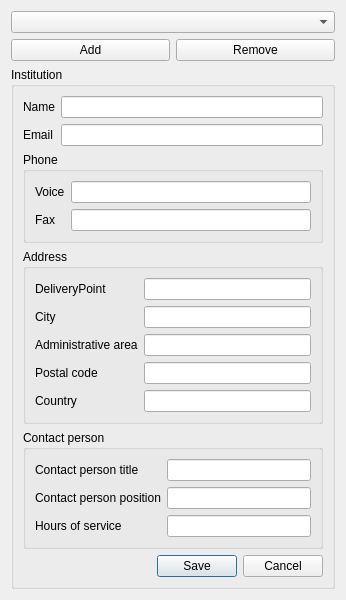
Qt form src/ui/ui_organization_editor.ui (nextgis/qgis_metatools) before a commit.
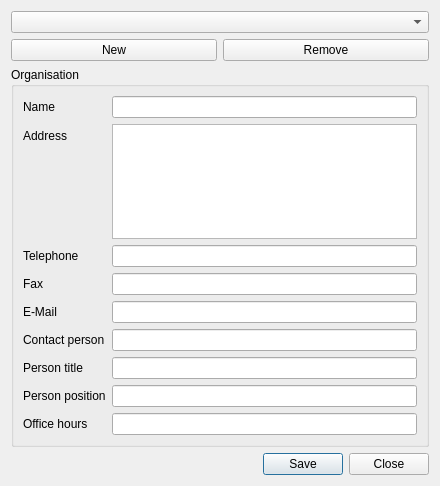
The same form after that commit.

Commit message: implement organization templates applying organization templates small fixes

```diff
--- a/src/ui/ui_organization_editor.ui
+++ b/src/ui/ui_organization_editor.ui
@@ -6,204 +6,142 @@
    <rect>
     <x>0</x>
     <y>0</y>
-    <width>346</width>
-    <height>598</height>
+    <width>440</width>
+    <height>486</height>
    </rect>
   </property>
   <property name="windowTitle">
    <string>Edit institution</string>
   </property>
-  <layout class="QGridLayout" name="gridLayout">
-   <item row="0" column="0" colspan="2">
-    <widget class="QComboBox" name="orgComboBox"/>
+  <layout class="QVBoxLayout" name="verticalLayout">
+   <item>
+    <widget class="QComboBox" name="cmbOrganization"/>
    </item>
-   <item row="1" column="0">
-    <widget class="QPushButton" name="addButton">
+   <item>
+    <layout class="QHBoxLayout" name="horizontalLayout">
+     <item>
+      <widget class="QPushButton" name="btnNew">
      <property name="text">
-      <string>Add</string>
+        <string>New</string>
      </property>
     </widget>
    </item>
-   <item row="1" column="1">
-    <widget class="QPushButton" name="removeButton">
+     <item>
+      <widget class="QPushButton" name="btnRemove">
      <property name="text">
       <string>Remove</string>
      </property>
     </widget>
    </item>
-   <item row="2" column="0" colspan="2">
-    <widget class="QGroupBox" name="orgGroupBox">
-     <property name="title">
-      <string>Institution</string>
-     </property>
-     <layout class="QGridLayout" name="gridLayout_3">
-      <item row="0" column="1">
-       <widget class="QLineEdit" name="nameLineEdit"/>
-      </item>
-      <item row="0" column="0">
-       <widget class="QLabel" name="nameLabel">
-        <property name="text">
-         <string>Name</string>
-        </property>
-        <property name="alignment">
-         <set>Qt::AlignRight|Qt::AlignTrailing|Qt::AlignVCenter</set>
-        </property>
-       </widget>
-      </item>
-      <item row="5" column="0" colspan="2">
-       <widget class="QDialogButtonBox" name="orgButtonBox">
-        <property name="orientation">
-         <enum>Qt::Horizontal</enum>
-        </property>
-        <property name="standardButtons">
-         <set>QDialogButtonBox::Cancel|QDialogButtonBox::Save</set>
-        </property>
-       </widget>
-      </item>
-      <item row="3" column="0" colspan="2">
-       <widget class="QGroupBox" name="addressGroupBox">
+    </layout>
+   </item>
+   <item>
+    <widget class="QGroupBox" name="groupBox">
         <property name="title">
-         <string>Address</string>
-        </property>
-        <layout class="QGridLayout" name="gridLayout_2">
+      <string>Organisation</string>
+     </property>
+     <layout class="QFormLayout" name="formLayout">
          <item row="0" column="0">
           <widget class="QLabel" name="label">
            <property name="text">
-            <string>DeliveryPoint</string>
+         <string>Name</string>
            </property>
           </widget>
          </item>
+      <item row="0" column="1">
+       <widget class="QLineEdit" name="leName"/>
+      </item>
          <item row="1" column="0">
           <widget class="QLabel" name="label_2">
            <property name="text">
-            <string>City</string>
+         <string>Address</string>
            </property>
           </widget>
          </item>
          <item row="1" column="1">
-          <widget class="QLineEdit" name="cityLineEdit"/>
-         </item>
-         <item row="0" column="1">
-          <widget class="QLineEdit" name="deliveryLineEdit"/>
-         </item>
-         <item row="2" column="1">
-          <widget class="QLineEdit" name="admLineEdit"/>
+       <widget class="QTextEdit" name="textAddress"/>
          </item>
          <item row="2" column="0">
           <widget class="QLabel" name="label_3">
            <property name="text">
-            <string>Administrative area</string>
-           </property>
-           <property name="scaledContents">
-            <bool>false</bool>
-           </property>
-           <property name="wordWrap">
-            <bool>true</bool>
+         <string>Telephone</string>
            </property>
           </widget>
          </item>
+      <item row="2" column="1">
+       <widget class="QLineEdit" name="lePhone"/>
+      </item>
          <item row="3" column="0">
           <widget class="QLabel" name="label_4">
            <property name="text">
-            <string>Postal code</string>
+         <string>Fax</string>
            </property>
           </widget>
          </item>
          <item row="3" column="1">
-          <widget class="QLineEdit" name="postalLineEdit"/>
+       <widget class="QLineEdit" name="leFax"/>
          </item>
          <item row="4" column="0">
           <widget class="QLabel" name="label_5">
            <property name="text">
-            <string>Country</string>
+         <string>E-Mail</string>
            </property>
           </widget>
          </item>
          <item row="4" column="1">
-          <widget class="QLineEdit" name="countryLineEdit"/>
-         </item>
-        </layout>
-       </widget>
-      </item>
-      <item row="2" column="0" colspan="2">
-       <widget class="QGroupBox" name="phoneGroupBox">
-        <property name="title">
-         <string>Phone</string>
-        </property>
-        <layout class="QFormLayout" name="formLayout">
-         <item row="0" column="1">
-          <widget class="QLineEdit" name="voicePhoneLineEdit"/>
-         </item>
-         <item row="0" column="0">
+       <widget class="QLineEdit" name="leEmail"/>
+      </item>
+      <item row="5" column="0">
           <widget class="QLabel" name="label_6">
            <property name="text">
-            <string>Voice</string>
+         <string>Contact person</string>
            </property>
           </widget>
          </item>
-         <item row="1" column="1">
-          <widget class="QLineEdit" name="faxLineEdit"/>
-         </item>
-         <item row="1" column="0">
+      <item row="5" column="1">
+       <widget class="QLineEdit" name="leContactPerson"/>
+      </item>
+      <item row="6" column="0">
           <widget class="QLabel" name="label_7">
            <property name="text">
-            <string>Fax</string>
+         <string>Person title</string>
            </property>
           </widget>
          </item>
-        </layout>
-       </widget>
+      <item row="6" column="1">
+       <widget class="QLineEdit" name="lePersonTitle"/>
       </item>
-      <item row="1" column="1">
-       <widget class="QLineEdit" name="emailLineEdit"/>
-      </item>
-      <item row="1" column="0">
+      <item row="7" column="0">
        <widget class="QLabel" name="label_8">
         <property name="text">
-         <string>Email</string>
+         <string>Person position</string>
         </property>
        </widget>
       </item>
-      <item row="4" column="0" colspan="2">
-       <widget class="QGroupBox" name="contactGroupBox">
-        <property name="title">
-         <string>Contact person</string>
-        </property>
-        <layout class="QGridLayout" name="gridLayout_4">
-         <item row="0" column="1">
-          <widget class="QLineEdit" name="contactTitleLineEdit"/>
-         </item>
-         <item row="0" column="0">
+      <item row="7" column="1">
+       <widget class="QLineEdit" name="lePersonPosition"/>
+      </item>
+      <item row="8" column="0">
           <widget class="QLabel" name="label_9">
            <property name="text">
-            <string>Contact person title</string>
+         <string>Office hours</string>
            </property>
           </widget>
          </item>
-         <item row="1" column="1">
-          <widget class="QLineEdit" name="contactPositionLineEdit"/>
-         </item>
-         <item row="1" column="0">
-          <widget class="QLabel" name="label_10">
-           <property name="text">
-            <string>Contact person position</string>
-           </property>
-          </widget>
-         </item>
-         <item row="2" column="1">
-          <widget class="QLineEdit" name="hoursLineEdit"/>
-         </item>
-         <item row="2" column="0">
-          <widget class="QLabel" name="label_11">
-           <property name="text">
-            <string>Hours of service</string>
-           </property>
-          </widget>
-         </item>
+      <item row="8" column="1">
+       <widget class="QLineEdit" name="leOfficeHours"/>
+      </item>
         </layout>
        </widget>
       </item>
-     </layout>
+   <item>
+    <widget class="QDialogButtonBox" name="buttonBox">
+     <property name="orientation">
+      <enum>Qt::Horizontal</enum>
+     </property>
+     <property name="standardButtons">
+      <set>QDialogButtonBox::Close|QDialogButtonBox::Save</set>
+     </property>
     </widget>
    </item>
   </layout>
```
Left out of the diff: 6 changed lines with no effect on the pictures. Lines whose indentation alone changed are shown as unchanged. The commit also changes 14 other files.
